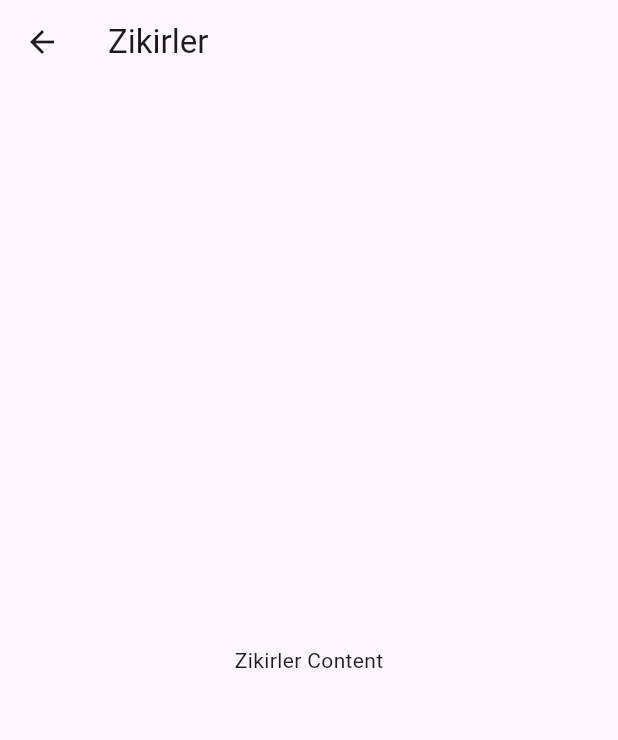
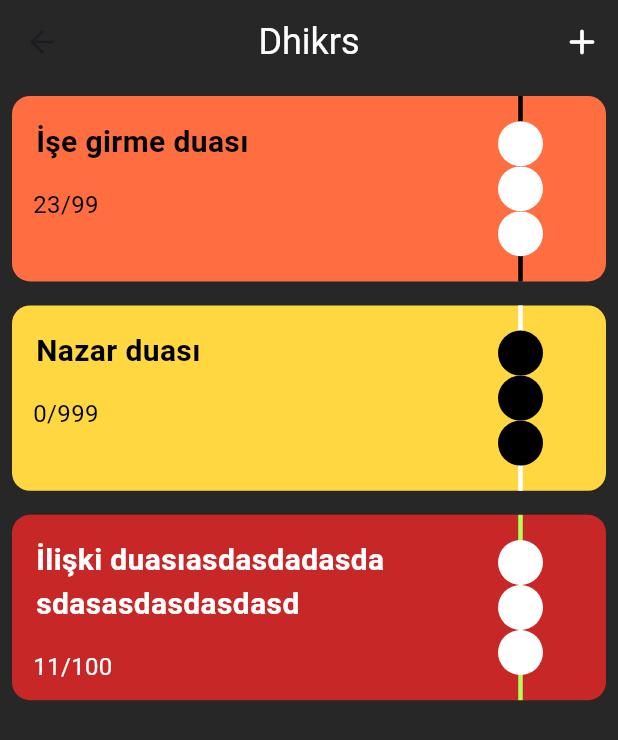
Before and after one commit to stanercelik/TesbeeApp, a Flutter app: the DhikrView screen opened directly, on a phone screen of 412 x 824 dp. Shown: the top 740 px of the screen. Run offline on Flutter 3.47's test engine with Material 3 defaults, Android fonts, the phone set to English and light mode, and no system bars; our stand-ins replace audioplayers, firebase_auth, firebase_core, flutter_colorpicker, get, vibration; accounts and stored records are empty.

Commit message:
Dhikrs Page Init

```diff
--- /dev/null
+++ b/lib/Models/beads_model.dart
@@ -0,0 +1,15 @@
+class Beads {
+  final String id;
+  final String title;
+  final String beadsColor;
+  final String stringColor;
+  final String station;
+
+  Beads({
+    required this.id,
+    required this.title,
+    required this.beadsColor,
+    required this.stringColor,
+    required this.station,
+  });
+}
--- /dev/null
+++ b/lib/Models/profile_model.dart
@@ -0,0 +1,9 @@
+class Beads {
+  final String id;
+  final String profilePhoto;
+
+  Beads({
+    required this.id,
+    required this.profilePhoto,
+  });
+}
--- a/lib/Routes/routes.dart
+++ b/lib/Routes/routes.dart
@@ -4,4 +4,5 @@ class Routes {
   static String signUpScreen = '/signup';
   static String baseBeadScreen = '/basebead';
   static String homeScreen = '/homescreen';
+  static String dhikrsScreen = '/dhikrs';
 }
--- a/lib/Screens/DhikrsScreen/dhikr_view.dart
+++ b/lib/Screens/DhikrsScreen/dhikr_view.dart
@@ -1,16 +1,183 @@
 import 'package:flutter/material.dart';
+import 'package:get/get.dart';
+import 'package:tesbih_app/Screens/BeadsScreen/beads_viewmodel.dart';
+import 'package:tesbih_app/Screens/DhikrsScreen/dhikrs_viewmodel.dart';
+import 'package:tesbih_app/Utils/color_utils.dart';
 
 class DhikrView extends StatelessWidget {
-  const DhikrView({super.key});
+  DhikrView({super.key});
+
+  final BeadsViewModel beadsViewModel = Get.put(BeadsViewModel());
+  final DhikrsViewModel dhikrsViewModel = Get.put(DhikrsViewModel());
 
   @override
   Widget build(BuildContext context) {
     return Scaffold(
-      appBar: AppBar(
-        title: const Text('Zikirler'),
-      ),
-      body: const Center(
-        child: Text('Zikirler Content'),
+        backgroundColor: beadsViewModel.backgroundColor.value,
+        appBar: AppBar(
+          centerTitle: true,
+          actions: [
+            IconButton(
+              onPressed: () => dhikrsViewModel.addDhikr(),
+              icon: Icon(
+                Icons.add_rounded,
+                color: getTextColor(beadsViewModel.backgroundColor.value),
+              ),
+              iconSize: 28,
+            )
+          ],
+          backgroundColor: beadsViewModel.backgroundColor.value,
+          title: Text(
+            'Dhikrs',
+            style: TextStyle(
+              fontSize: 24,
+              color: getTextColor(beadsViewModel.backgroundColor.value),
+            ),
+          ),
+        ),
+        body: Column(
+          children: [
+            SizedBox(
+              height: MediaQuery.of(context).size.height * 0.7,
+              child: ListView(
+                scrollDirection: Axis.vertical,
+                children: const [
+                  DhikrListItemView(
+                    title: 'İşe girme duası',
+                    lastCount: '23',
+                    dhikrCount: "99",
+                    backgroundColor: Colors.deepOrangeAccent,
+                    beadsColor: Colors.white,
+                    stringColor: Colors.black,
+                  ),
+                  DhikrListItemView(
+                    title: 'Nazar duası',
+                    lastCount: '0',
+                    dhikrCount: "999",
+                    backgroundColor: Colors.amberAccent,
+                    beadsColor: Colors.black,
+                    stringColor: Colors.white,
+                  ),
+                  DhikrListItemView(
+                    title: 'İlişki duasıasdasdadasdasdasasdasdasdasd',
+                    lastCount: '11',
+                    dhikrCount: "100",
+                    backgroundColor: Color.fromARGB(255, 199, 39, 39),
+                    beadsColor: Colors.white,
+                    stringColor: Colors.lightGreenAccent,
+                  ),
+                ],
+              ),
+            )
+          ],
+        ));
+  }
+}
+
+class DhikrListItemView extends StatelessWidget {
+  const DhikrListItemView({
+    required this.title,
+    super.key,
+    required this.lastCount,
+    required this.dhikrCount,
+    required this.stringColor,
+    required this.beadsColor,
+    required this.backgroundColor,
+  });
+
+  final String title;
+  final String lastCount;
+  final String dhikrCount;
+  final Color stringColor;
+  final Color beadsColor;
+  final Color backgroundColor;
+
+  @override
+  Widget build(BuildContext context) {
+    return Padding(
+      padding: const EdgeInsets.all(8.0),
+      child: Container(
+        decoration: BoxDecoration(
+            color: backgroundColor, borderRadius: BorderRadius.circular(12)),
+        height: MediaQuery.of(context).size.height * 0.15,
+        child: Row(
+          mainAxisAlignment: MainAxisAlignment.spaceBetween,
+          children: [
+            SizedBox(
+              width: 270,
+              child: Column(
+                crossAxisAlignment: CrossAxisAlignment.start,
+                children: [
+                  Padding(
+                    padding: const EdgeInsets.all(16.0),
+                    child: Text(
+                      title,
+                      maxLines: 2,
+                      overflow: TextOverflow.ellipsis,
+                      style: TextStyle(
+                          color: getTextColor(backgroundColor),
+                          fontSize: 20,
+                          fontWeight: FontWeight.w600),
+                    ),
+                  ),
+                  Padding(
+                    padding: const EdgeInsets.symmetric(horizontal: 14.0),
+                    child: Text(
+                      "$lastCount/$dhikrCount",
+                      maxLines: 1,
+                      overflow: TextOverflow.ellipsis,
+                      style: TextStyle(
+                          color: getTextColor(backgroundColor),
+                          fontSize: 16,
+                          fontWeight: FontWeight.w400),
+                    ),
+                  )
+                ],
+              ),
+            ),
+            Padding(
+              padding: const EdgeInsets.only(right: 42.0),
+              child: Stack(
+                alignment: Alignment.center,
+                children: [
+                  Container(
+                    width: 3,
+                    color: stringColor,
+                  ),
+                  Column(
+                    mainAxisAlignment: MainAxisAlignment.center,
+                    children: [
+                      Container(
+                        height: 30,
+                        width: 30,
+                        decoration: BoxDecoration(
+                          shape: BoxShape.circle,
+                          color: beadsColor,
+                        ),
+                      ),
+                      Container(
+                        height: 30,
+                        width: 30,
+                        decoration: BoxDecoration(
+                          shape: BoxShape.circle,
+                          color: beadsColor,
+                        ),
+                      ),
+                      Container(
+                        height: 30,
+                        width: 30,
+                        decoration: BoxDecoration(
+                          shape: BoxShape.circle,
+                          color: beadsColor,
+                        ),
+                      ),
+                    ],
+                  )
+                ],
+              ),
+            )
+          ],
+        ),
       ),
     );
   }
--- a/lib/Screens/DhikrsScreen/dhikrs_viewmodel.dart
+++ b/lib/Screens/DhikrsScreen/dhikrs_viewmodel.dart
@@ -0,0 +1,7 @@
+import 'package:get/get.dart';
+
+class DhikrsViewModel extends GetxController {
+  void addDhikr() {
+    print("Add");
+  }
+}
--- a/lib/Screens/HomeScreen/home_screen_view.dart
+++ b/lib/Screens/HomeScreen/home_screen_view.dart
@@ -20,7 +20,7 @@ class _HomeScreenState extends State<HomeScreen> {
   final BeadsViewModel beadsViewModel = Get.put(BeadsViewModel());
 
   final List _pages = [
-    const DhikrView(),
+    DhikrView(),
     BeadsView(),
     const ProfileView(),
   ];
```
